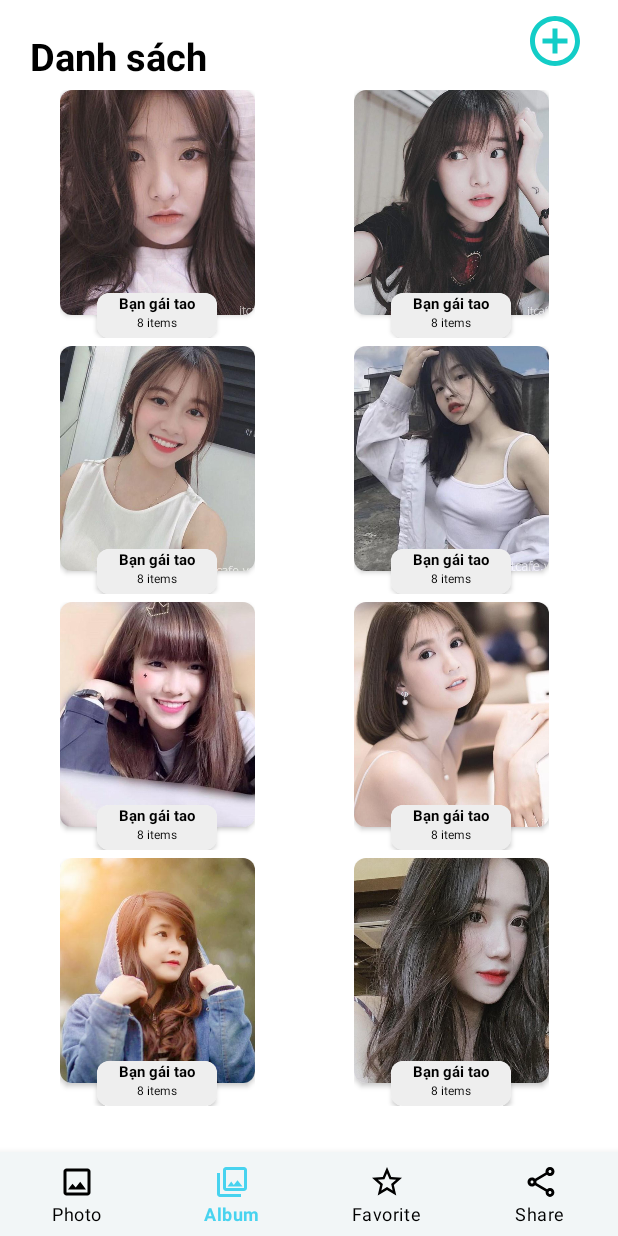
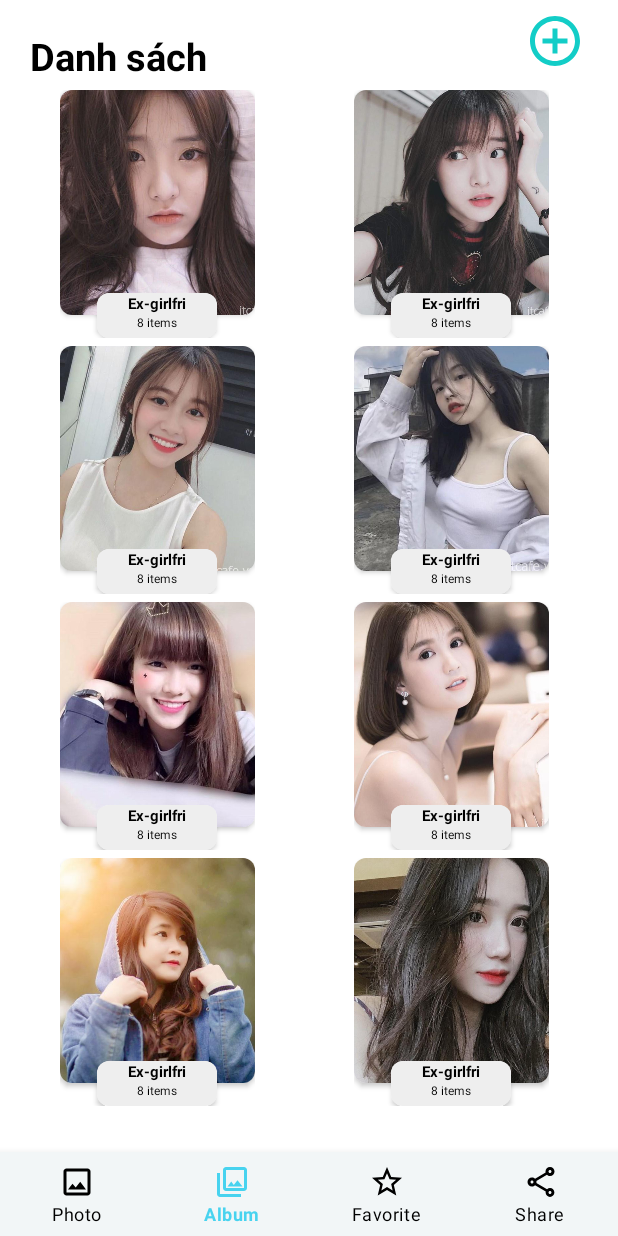
Before and after one commit to Ashpex/Simple-Gallery, an Android app: the screen it shows after launch (MainActivity), item 2 of the bottom bar chosen, on a phone screen of 412 x 824 dp. Run offline under Robolectric (Android 15) with nearby library versions, the phone set to English and light mode, and no system bars; libraries missing offline, so code that uses them is left out: com.gun0912.tedpermission; 2 statements that could not run were skipped.

Commit message:
rename my ex girl friend

```diff
--- a/app/src/main/java/com/example/testgallery/AlbumFragment.java
+++ b/app/src/main/java/com/example/testgallery/AlbumFragment.java
@@ -38,14 +38,14 @@ public class AlbumFragment extends Fragment {
         listImg.add(new Image(R.drawable.anh6));
         listImg.add(new Image(R.drawable.anh7));
         listImg.add(new Image(R.drawable.anh8));
-        listAlbum.add(new Album(new Image(R.drawable.anh1), "Bạn gái tao", listImg));
-        listAlbum.add(new Album(new Image(R.drawable.anh2), "Bạn gái tao", listImg));
-        listAlbum.add(new Album(new Image(R.drawable.anh3), "Bạn gái tao", listImg));
-        listAlbum.add(new Album(new Image(R.drawable.anh4), "Bạn gái tao", listImg));
-        listAlbum.add(new Album(new Image(R.drawable.anh5), "Bạn gái tao", listImg));
-        listAlbum.add(new Album(new Image(R.drawable.anh6), "Bạn gái tao", listImg));
-        listAlbum.add(new Album(new Image(R.drawable.anh7), "Bạn gái tao", listImg));
-        listAlbum.add(new Album(new Image(R.drawable.anh8), "Bạn gái tao", listImg));
+        listAlbum.add(new Album(new Image(R.drawable.anh1), "Ex-girlfri", listImg));
+        listAlbum.add(new Album(new Image(R.drawable.anh2), "Ex-girlfri", listImg));
+        listAlbum.add(new Album(new Image(R.drawable.anh3), "Ex-girlfri", listImg));
+        listAlbum.add(new Album(new Image(R.drawable.anh4), "Ex-girlfri", listImg));
+        listAlbum.add(new Album(new Image(R.drawable.anh5), "Ex-girlfri", listImg));
+        listAlbum.add(new Album(new Image(R.drawable.anh6), "Ex-girlfri", listImg));
+        listAlbum.add(new Album(new Image(R.drawable.anh7), "Ex-girlfri", listImg));
+        listAlbum.add(new Album(new Image(R.drawable.anh8), "Ex-girlfri", listImg));
 
 
         ryc_album.setLayoutManager(new GridLayoutManager(view.getContext(), 2));
```
